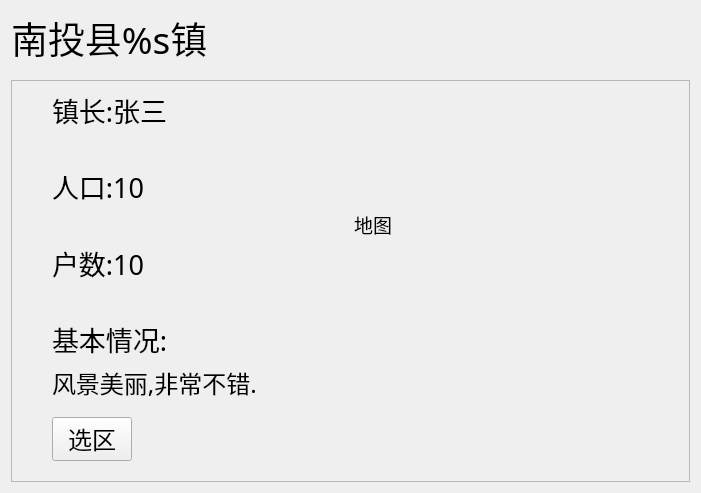
Qt form ui/widgets/subpages/page2_x/page.ui (ArcherLuo233/election-s-prediction) before a commit.
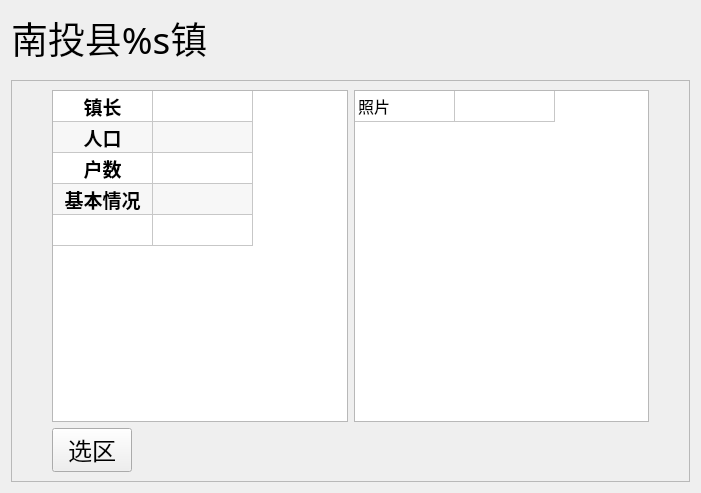
The same form after that commit.

Patch:
```diff
--- a/ui/widgets/subpages/page2_x/page.ui
+++ b/ui/widgets/subpages/page2_x/page.ui
@@ -49,134 +49,207 @@
        <number>40</number>
       </property>
       <item>
-       <layout class="QGridLayout" name="gridLayout">
-        <item row="4" column="0">
-         <widget class="QLabel" name="label_3">
+       <layout class="QHBoxLayout" name="horizontalLayout">
+        <item>
+         <widget class="QTableWidget" name="tableWidget">
           <property name="font">
            <font>
-            <pointsize>20</pointsize>
+            <family>黑体</family>
+            <pointsize>12</pointsize>
            </font>
           </property>
-          <property name="text">
-           <string>户数:10</string>
+          <property name="verticalScrollBarPolicy">
+           <enum>Qt::ScrollBarAsNeeded</enum>
           </property>
-         </widget>
-        </item>
-        <item row="2" column="0">
-         <widget class="QLabel" name="label_2">
-          <property name="font">
-           <font>
-            <pointsize>20</pointsize>
-           </font>
+          <property name="horizontalScrollBarPolicy">
+           <enum>Qt::ScrollBarAsNeeded</enum>
           </property>
-          <property name="text">
-           <string>人口:10</string>
+          <property name="alternatingRowColors">
+           <bool>true</bool>
           </property>
+          <attribute name="horizontalHeaderVisible">
+           <bool>false</bool>
+          </attribute>
+          <attribute name="verticalHeaderVisible">
+           <bool>false</bool>
+          </attribute>
+          <row>
+           <property name="text">
+            <string>New Row</string>
+           </property>
+          </row>
+          <row>
+           <property name="text">
+            <string>New Row</string>
+           </property>
+          </row>
+          <row>
+           <property name="text">
+            <string>New Row</string>
+           </property>
+          </row>
+          <row>
+           <property name="text">
+            <string>New Row</string>
+           </property>
+          </row>
+          <row>
+           <property name="text">
+            <string>New Row</string>
+           </property>
+          </row>
+          <column>
+           <property name="text">
+            <string>New Column</string>
+           </property>
+           <property name="font">
+            <font>
+             <pointsize>9</pointsize>
+            </font>
+           </property>
+          </column>
+          <column>
+           <property name="text">
+            <string>New Column</string>
+           </property>
+          </column>
+          <item row="0" column="0">
+           <property name="text">
+            <string>镇长</string>
+           </property>
+           <property name="font">
+            <font>
+             <family>黑体</family>
+             <pointsize>14</pointsize>
+             <weight>75</weight>
+             <bold>true</bold>
+            </font>
+           </property>
+           <property name="textAlignment">
+            <set>AlignCenter</set>
+           </property>
+           <property name="flags">
+            <set>ItemIsEnabled</set>
+           </property>
+          </item>
+          <item row="1" column="0">
+           <property name="text">
+            <string>人口</string>
+           </property>
+           <property name="font">
+            <font>
+             <family>黑体</family>
+             <pointsize>14</pointsize>
+             <weight>75</weight>
+             <bold>true</bold>
+            </font>
+           </property>
+           <property name="textAlignment">
+            <set>AlignCenter</set>
+           </property>
+           <property name="flags">
+            <set>ItemIsEnabled</set>
+           </property>
+          </item>
+          <item row="2" column="0">
+           <property name="text">
+            <string>户数</string>
+           </property>
+           <property name="font">
+            <font>
+             <family>黑体</family>
+             <pointsize>14</pointsize>
+             <weight>75</weight>
+             <bold>true</bold>
+            </font>
+           </property>
+           <property name="textAlignment">
+            <set>AlignCenter</set>
+           </property>
+           <property name="flags">
+            <set>ItemIsEnabled</set>
+           </property>
+          </item>
+          <item row="2" column="1">
+           <property name="text">
+            <string/>
+           </property>
+          </item>
+          <item row="3" column="0">
+           <property name="text">
+            <string>基本情况</string>
+           </property>
+           <property name="font">
+            <font>
+             <family>黑体</family>
+             <pointsize>14</pointsize>
+             <weight>75</weight>
+             <bold>true</bold>
+            </font>
+           </property>
+           <property name="textAlignment">
+            <set>AlignCenter</set>
+           </property>
+           <property name="flags">
+            <set>ItemIsEnabled</set>
+           </property>
+          </item>
          </widget>
         </item>
-        <item row="0" column="0">
-         <widget class="QLabel" name="label">
+        <item>
+         <widget class="QTableWidget" name="tableWidget_2">
           <property name="font">
            <font>
-            <pointsize>20</pointsize>
+            <family>黑体</family>
+            <pointsize>12</pointsize>
            </font>
           </property>
-          <property name="text">
-           <string>镇长:张三</string>
+          <property name="verticalScrollBarPolicy">
+           <enum>Qt::ScrollBarAsNeeded</enum>
           </property>
-         </widget>
-        </item>
-        <item row="1" column="0">
-         <spacer name="verticalSpacer_2">
-          <property name="orientation">
-           <enum>Qt::Vertical</enum>
+          <property name="horizontalScrollBarPolicy">
+           <enum>Qt::ScrollBarAsNeeded</enum>
           </property>
-          <property name="sizeHint" stdset="0">
-           <size>
-            <width>20</width>
-            <height>40</height>
-           </size>
+          <property name="alternatingRowColors">
+           <bool>true</bool>
           </property>
-         </spacer>
-        </item>
-        <item row="6" column="0">
-         <widget class="QLabel" name="label_4">
-          <property name="font">
-           <font>
-            <pointsize>20</pointsize>
-           </font>
-          </property>
-          <property name="text">
-           <string>基本情况:</string>
-          </property>
+          <attribute name="horizontalHeaderVisible">
+           <bool>false</bool>
+          </attribute>
+          <attribute name="verticalHeaderVisible">
+           <bool>false</bool>
+          </attribute>
+          <row>
+           <property name="text">
+            <string>New Row</string>
+           </property>
+          </row>
+          <column>
+           <property name="text">
+            <string>New Column</string>
+           </property>
+          </column>
+          <column>
+           <property name="text">
+            <string>New Column</string>
+           </property>
+          </column>
+          <item row="0" column="0">
+           <property name="text">
+            <string>照片</string>
+           </property>
+          </item>
          </widget>
         </item>
-        <item row="7" column="0" colspan="2">
-         <widget class="QLabel" name="detail">
-          <property name="font">
-           <font>
-            <pointsize>18</pointsize>
-           </font>
-          </property>
-          <property name="text">
-           <string>风景美丽,非常不错.</string>
-          </property>
-         </widget>
-        </item>
-        <item row="3" column="0">
-         <spacer name="verticalSpacer_3">
-          <property name="orientation">
-           <enum>Qt::Vertical</enum>
-          </property>
-          <property name="sizeHint" stdset="0">
-           <size>
-            <width>20</width>
-            <height>40</height>
-           </size>
-          </property>
-         </spacer>
-        </item>
-        <item row="0" column="1" rowspan="7">
-         <widget class="QLabel" name="map">
-          <property name="text">
-           <string>地图</string>
-          </property>
-         </widget>
-        </item>
-        <item row="5" column="0">
-         <spacer name="verticalSpacer_4">
-          <property name="orientation">
-           <enum>Qt::Vertical</enum>
-          </property>
-          <property name="sizeHint" stdset="0">
-           <size>
-            <width>20</width>
-            <height>40</height>
-           </size>
-          </property>
-         </spacer>
-        </item>
        </layout>
       </item>
-      <item>
-       <spacer name="verticalSpacer">
-        <property name="orientation">
-         <enum>Qt::Vertical</enum>
-        </property>
-        <property name="sizeHint" stdset="0">
-         <size>
-          <width>20</width>
-          <height>40</height>
-         </size>
-        </property>
-       </spacer>
-      </item>
       <item>
        <layout class="QHBoxLayout" name="horizontalLayout_8">
         <item>
          <widget class="QPushButton" name="btn_findzone">
           <property name="font">
            <font>
+            <family>黑体</family>
             <pointsize>18</pointsize>
            </font>
           </property>
@@ -203,19 +276,6 @@
         </item>
        </layout>
       </item>
-      <item>
-       <spacer name="verticalSpacer_5">
-        <property name="orientation">
-         <enum>Qt::Vertical</enum>
-        </property>
-        <property name="sizeHint" stdset="0">
-         <size>
-          <width>20</width>
-          <height>40</height>
-         </size>
-        </property>
-       </spacer>
-      </item>
      </layout>
     </widget>
    </item>
```
